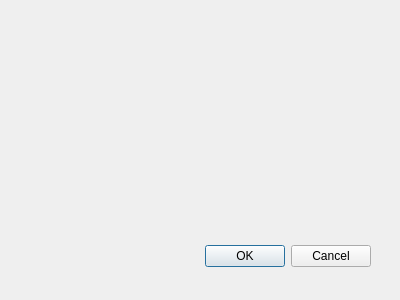
Qt form create-dialog.ui (avgolubenko/Perceptron) before a commit.
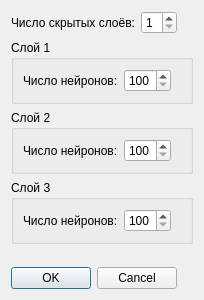
The same form after that commit.

Commit message: Добавлено диалоговое окно для выбора параметров создаваемой модели

The edit to the form file:
```diff
--- a/create-dialog.ui
+++ b/create-dialog.ui
@@ -8,29 +8,201 @@
    <rect>
     <x>0</x>
     <y>0</y>
-    <width>400</width>
+    <width>204</width>
     <height>300</height>
    </rect>
   </property>
   <property name="windowTitle">
    <string>Dialog</string>
   </property>
-  <widget name="buttonBox" class="QDialogButtonBox">
-   <property name="geometry">
-    <rect>
-     <x>30</x>
-     <y>240</y>
-     <width>341</width>
-     <height>32</height>
-    </rect>
-   </property>
-   <property name="orientation">
-    <enum>Qt::Horizontal</enum>
-   </property>
-   <property name="standardButtons">
-    <set>QDialogButtonBox::Cancel|QDialogButtonBox::Ok</set>
-   </property>
-  </widget>
+  <property name="modal">
+   <bool>true</bool>
+  </property>
+  <layout class="QGridLayout" name="gridLayout_4">
+   <item row="0" column="0">
+    <layout class="QHBoxLayout" name="layersLayout">
+     <item>
+      <widget class="QLabel" name="label">
+       <property name="text">
+        <string>Число скрытых слоёв:</string>
+       </property>
+      </widget>
+     </item>
+     <item>
+      <widget class="QSpinBox" name="layersNumSpinBox">
+       <property name="minimum">
+        <number>1</number>
+       </property>
+       <property name="maximum">
+        <number>3</number>
+       </property>
+      </widget>
+     </item>
+    </layout>
+   </item>
+   <item row="0" column="1">
+    <spacer name="horizontalSpacer_4">
+     <property name="orientation">
+      <enum>Qt::Horizontal</enum>
+     </property>
+     <property name="sizeHint" stdset="0">
+      <size>
+       <width>21</width>
+       <height>20</height>
+      </size>
+     </property>
+    </spacer>
+   </item>
+   <item row="1" column="0" colspan="2">
+    <widget class="QGroupBox" name="layerGroupBox1">
+     <property name="title">
+      <string>Слой 1</string>
+     </property>
+     <layout class="QGridLayout" name="gridLayout">
+      <item row="0" column="0">
+       <widget class="QLabel" name="label_2">
+        <property name="text">
+         <string>Число нейронов:</string>
+        </property>
+       </widget>
+      </item>
+      <item row="0" column="1">
+       <widget class="QSpinBox" name="layerSpinBox1">
+        <property name="minimum">
+         <number>100</number>
+        </property>
+        <property name="maximum">
+         <number>300</number>
+        </property>
+       </widget>
+      </item>
+      <item row="0" column="2">
+       <spacer name="horizontalSpacer">
+        <property name="orientation">
+         <enum>Qt::Horizontal</enum>
+        </property>
+        <property name="sizeHint" stdset="0">
+         <size>
+          <width>23</width>
+          <height>20</height>
+         </size>
+        </property>
+       </spacer>
+      </item>
+     </layout>
+     <zorder>layerSpinBox1</zorder>
+     <zorder>label_2</zorder>     
+    </widget>
+   </item>
+   <item row="2" column="0" colspan="2">
+    <widget class="QGroupBox" name="layerGroupBox2">
+     <property name="title">
+      <string>Слой 2</string>
+     </property>
+     <layout class="QGridLayout" name="gridLayout_2">
+      <item row="0" column="0">
+       <widget class="QLabel" name="label_3">
+        <property name="text">
+         <string>Число нейронов:</string>
+        </property>
+       </widget>
+      </item>
+      <item row="0" column="1">
+       <widget class="QSpinBox" name="layerSpinBox2">
+        <property name="minimum">
+         <number>100</number>
+        </property>
+        <property name="maximum">
+         <number>300</number>
+        </property>
+       </widget>
+      </item>
+      <item row="0" column="2">
+       <spacer name="horizontalSpacer_2">
+        <property name="orientation">
+         <enum>Qt::Horizontal</enum>
+        </property>
+        <property name="sizeHint" stdset="0">
+         <size>
+          <width>23</width>
+          <height>20</height>
+         </size>
+        </property>
+       </spacer>
+      </item>
+     </layout>
+    </widget>
+   </item>
+   <item row="3" column="0" colspan="2">
+    <widget class="QGroupBox" name="layerGroupBox3">
+     <property name="title">
+      <string>Слой 3</string>
+     </property>
+     <layout class="QGridLayout" name="gridLayout_3">
+      <item row="0" column="0">
+       <widget class="QLabel" name="label_4">
+        <property name="text">
+         <string>Число нейронов:</string>
+        </property>
+       </widget>
+      </item>
+      <item row="0" column="1">
+       <widget class="QSpinBox" name="layerSpinBox3">
+        <property name="minimum">
+         <number>100</number>
+        </property>
+        <property name="maximum">
+         <number>300</number>
+        </property>
+       </widget>
+      </item>
+      <item row="0" column="2">
+       <spacer name="horizontalSpacer_3">
+        <property name="orientation">
+         <enum>Qt::Horizontal</enum>
+        </property>
+        <property name="sizeHint" stdset="0">
+         <size>
+          <width>23</width>
+          <height>20</height>
+         </size>
+        </property>
+       </spacer>
+      </item>
+     </layout>
+    </widget>
+   </item>
+   <item row="4" column="0">
+    <spacer name="verticalSpacer">
+     <property name="orientation">
+      <enum>Qt::Vertical</enum>
+     </property>
+     <property name="sizeHint" stdset="0">
+      <size>
+       <width>20</width>
+       <height>15</height>
+      </size>
+     </property>
+    </spacer>
+   </item>
+   <item row="5" column="0">
+    <widget class="QDialogButtonBox" name="buttonBox">
+     <property name="orientation">
+      <enum>Qt::Horizontal</enum>
+     </property>
+     <property name="standardButtons">
+      <set>QDialogButtonBox::Cancel|QDialogButtonBox::Ok</set>
+     </property>
+     <property name="centerButtons">
+      <bool>false</bool>
+     </property>
+    </widget>
+   </item>
+  </layout>
+  <zorder>buttonBox</zorder>
+  <zorder>layerGroupBox1</zorder>
+  <zorder>layerGroupBox2</zorder>
+  <zorder>layerGroupBox3</zorder>  
  </widget>
  <pixmapfunction/>
  <resources/>
```
Left out of the diff: 34 changed lines with no effect on the pictures. The commit also changes 3 other files.
